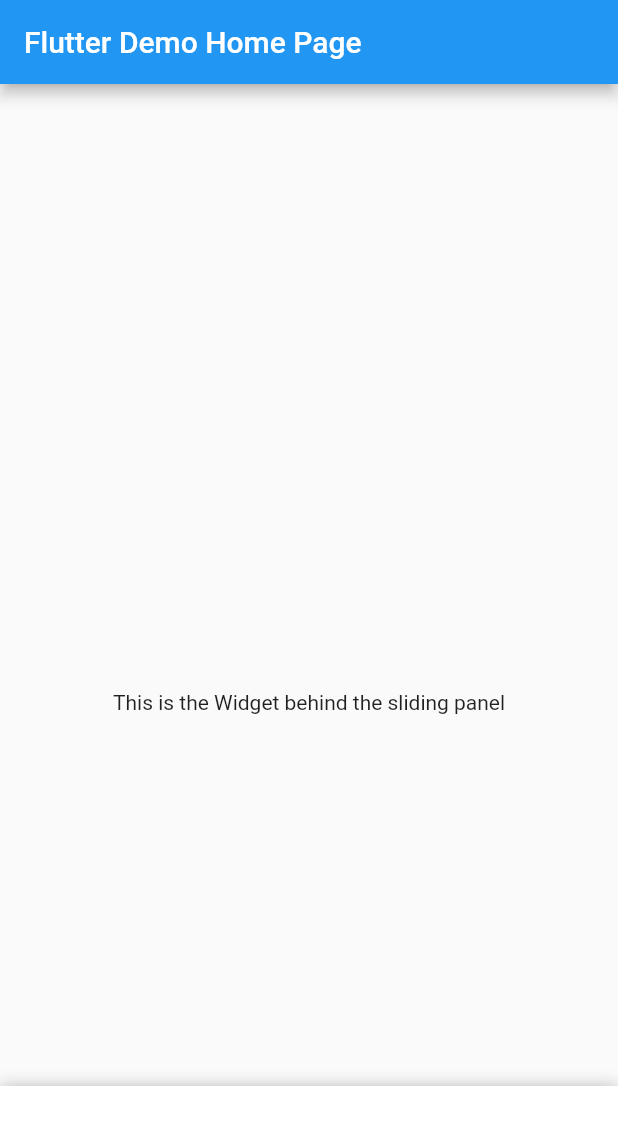
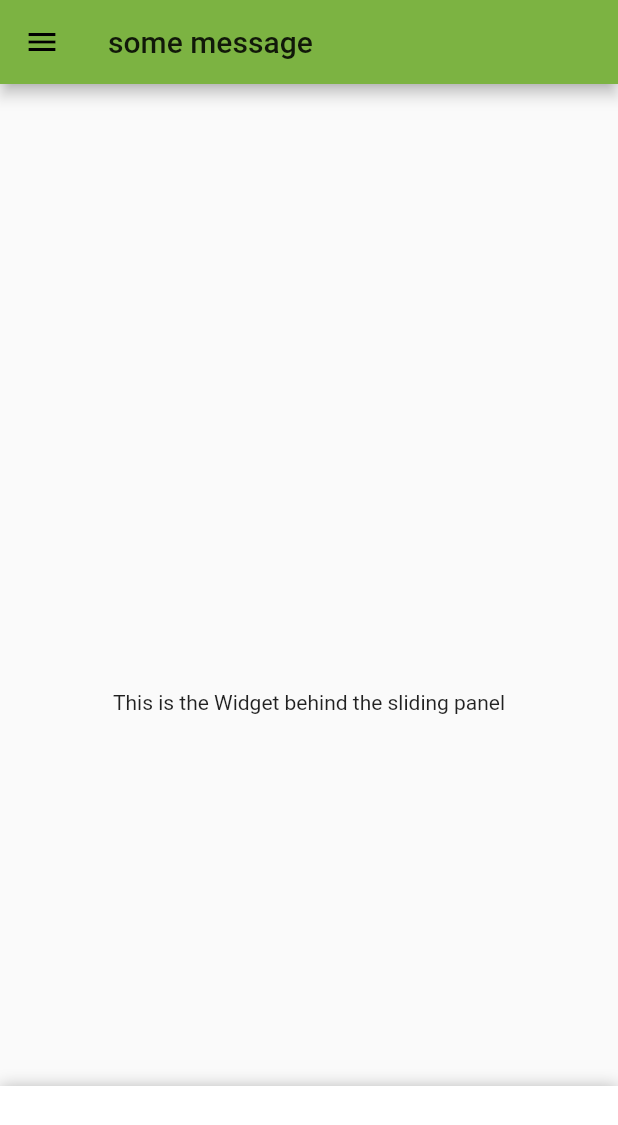
Before and after one commit to connorch/chow, a Flutter app: the screen it shows after launch, on a phone screen of 412 x 824 dp. Shown: the top 1125 px of the screen. Run offline on Flutter 3.47's test engine with Material 2 defaults, Android fonts, the light colour scheme and no system bars; drawn by our look-alikes of sliding_up_panel.

Commit message:
add constants file for color palette and other consts

```diff
--- /dev/null
+++ b/lib/constants.dart
@@ -0,0 +1,9 @@
+library constants;
+
+import 'package:flutter/material.dart';
+
+const String SOME_MESSAGE = "some message";
+
+// COLOR SCHEME
+Color CHOW_COLOR_GREEN = Colors.lightGreen[600];
+Color CHOW_COLOR_DARK_BROWN = Colors.brown[900];
--- a/lib/main.dart
+++ b/lib/main.dart
@@ -1,5 +1,6 @@
 import 'package:flutter/material.dart';
 import 'package:sliding_up_panel/sliding_up_panel.dart';
+import './constants.dart' as Constants;
 
 void main() {
   runApp(MyApp());
@@ -21,13 +22,17 @@
         // or simply save your changes to "hot reload" in a Flutter IDE).
         // Notice that the counter didn't reset back to zero; the application
         // is not restarted.
-        primarySwatch: Colors.blue,
+
+        //NOTE FROM CHEVLI - THESE COLORS ARE GOING TO CHANGE - HAVEN'T SPENT TIME SOLIDIFYING THE COLOR PALLETE
+        primaryColor: Constants.CHOW_COLOR_GREEN,
+        accentColor: Constants.CHOW_COLOR_DARK_BROWN,
+        textTheme: TextTheme(bodyText1: TextStyle(color: Constants.CHOW_COLOR_DARK_BROWN)),
         // This makes the visual density adapt to the platform that you run
         // the app on. For desktop platforms, the controls will be smaller and
         // closer together (more dense) than on mobile platforms.
         visualDensity: VisualDensity.adaptivePlatformDensity,
       ),
-      home: MyHomePage(title: 'Flutter Demo Home Page'),
+      home: MyHomePage(title: Constants.SOME_MESSAGE),
     );
   }
 }
@@ -66,6 +71,9 @@
         // Here we take the value from the MyHomePage object that was created by
         // the App.build method, and use it to set our appbar title.
         title: Text(widget.title),
+        leading: Icon(
+          Icons.menu
+        )
       ),
       body:
           _leftNavTab == "home" ?
```
